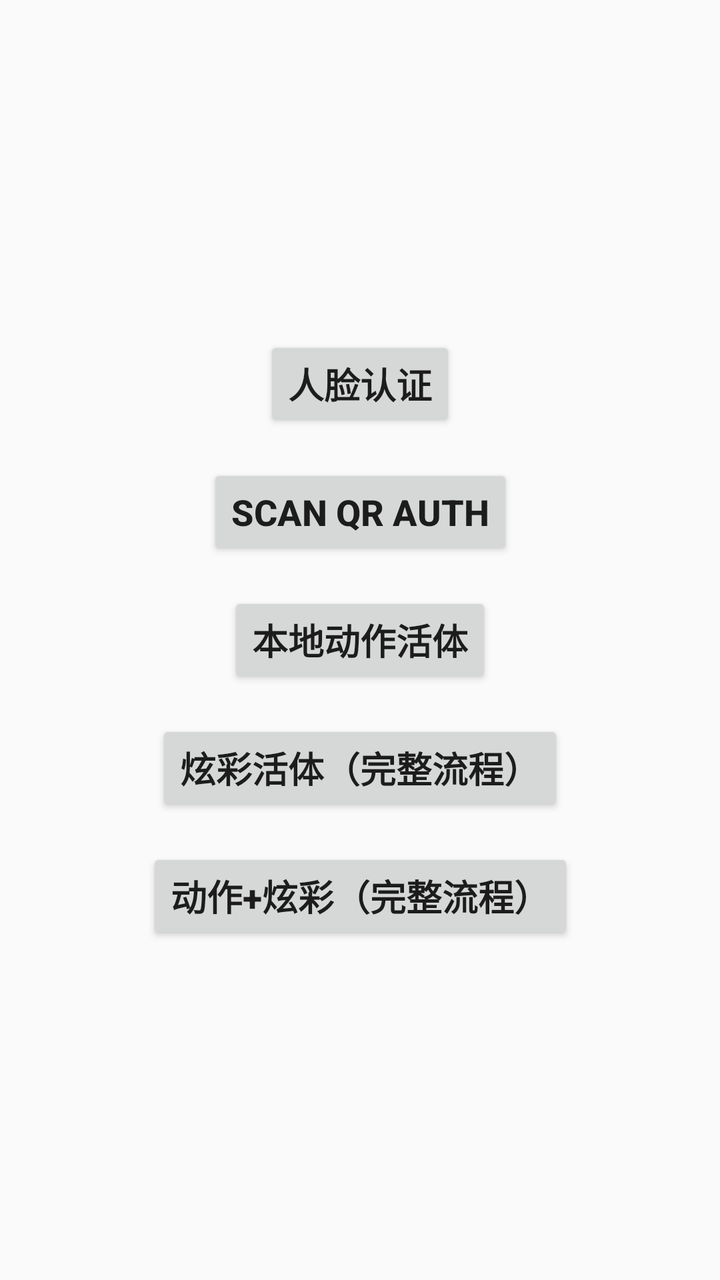
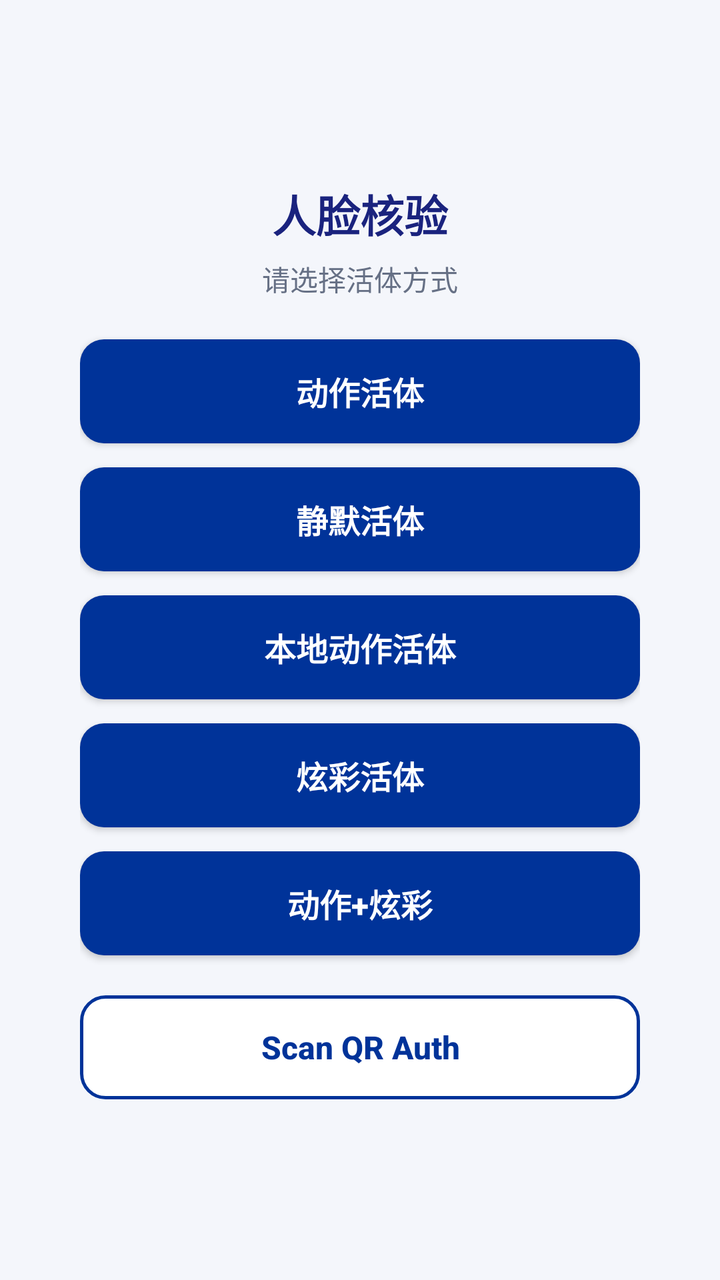

Two renders of the same Android screen: before a commit and after it. Below are the layout's source before the change and the commit's diff.
<!-- AndroidManifest.xml: application theme Theme.TestFace -->
<!-- res/layout/activity_main.xml -->
<?xml version="1.0" encoding="utf-8"?>
<androidx.constraintlayout.widget.ConstraintLayout xmlns:android="http://schemas.android.com/apk/res/android"
    xmlns:app="http://schemas.android.com/apk/res-auto"
    xmlns:tools="http://schemas.android.com/tools"
    android:id="@+id/main"
    android:layout_width="match_parent"
    android:layout_height="match_parent"
    tools:context=".MainActivity">

    <Button
        android:id="@+id/btTestFace"
        android:layout_width="wrap_content"
        android:layout_height="wrap_content"
        android:text="人脸认证"
        android:textStyle="bold"
        android:textSize="18sp"
        app:layout_constraintBottom_toTopOf="@+id/btScanAuth"
        app:layout_constraintEnd_toEndOf="parent"
        app:layout_constraintStart_toStartOf="parent"
        app:layout_constraintTop_toTopOf="parent"
        app:layout_constraintVertical_chainStyle="packed" />

    <Button
        android:id="@+id/btScanAuth"
        android:layout_width="wrap_content"
        android:layout_height="wrap_content"
        android:layout_marginTop="16dp"
        android:text="@string/scan_auth"
        android:textSize="18sp"
        android:textStyle="bold"
        app:layout_constraintBottom_toTopOf="@+id/btLocalFace"
        app:layout_constraintEnd_toEndOf="parent"
        app:layout_constraintStart_toStartOf="parent"
        app:layout_constraintTop_toBottomOf="@+id/btTestFace" />

    <Button
        android:id="@+id/btLocalFace"
        android:layout_width="wrap_content"
        android:layout_height="wrap_content"
        android:layout_marginTop="16dp"
        android:text="本地动作活体"
        android:textSize="18sp"
        android:textStyle="bold"
        app:layout_constraintBottom_toTopOf="@+id/btLocalLight"
        app:layout_constraintEnd_toEndOf="parent"
        app:layout_constraintStart_toStartOf="parent"
        app:layout_constraintTop_toBottomOf="@+id/btScanAuth" />

    <Button
        android:id="@+id/btLocalLight"
        android:layout_width="wrap_content"
        android:layout_height="wrap_content"
        android:layout_marginTop="16dp"
        android:text="炫彩活体（完整流程）"
        android:textSize="18sp"
        android:textStyle="bold"
        app:layout_constraintBottom_toTopOf="@+id/btLocalMotionLight"
        app:layout_constraintEnd_toEndOf="parent"
        app:layout_constraintStart_toStartOf="parent"
        app:layout_constraintTop_toBottomOf="@+id/btLocalFace" />

    <Button
        android:id="@+id/btLocalMotionLight"
        android:layout_width="wrap_content"
        android:layout_height="wrap_content"
        android:layout_marginTop="16dp"
        android:text="动作+炫彩（完整流程）"
        android:textSize="18sp"
        android:textStyle="bold"
        app:layout_constraintBottom_toBottomOf="parent"
        app:layout_constraintEnd_toEndOf="parent"
        app:layout_constraintStart_toStartOf="parent"
        app:layout_constraintTop_toBottomOf="@+id/btLocalLight" />

</androidx.constraintlayout.widget.ConstraintLayout>
<!-- resources referenced by this layout -->
<resources>
  <string name="scan_auth">Scan QR Auth</string>
  <style name="Theme.TestFace" parent="Base.Theme.TestFace" />
  <style name="Base.Theme.TestFace" parent="Theme.AppCompat.DayNight.NoActionBar">
          
          
      </style>
</resources>

<!-- the commit's change to res/layout/activity_main.xml (unified diff, before → after) -->
@@ -5,71 +5,72 @@
     android:id="@+id/main"
     android:layout_width="match_parent"
     android:layout_height="match_parent"
+    android:background="@color/home_bg"
     tools:context=".MainActivity">
 
-    <Button
-        android:id="@+id/btTestFace"
-        android:layout_width="wrap_content"
+    <LinearLayout
+        android:layout_width="0dp"
         android:layout_height="wrap_content"
-        android:text="人脸认证"
-        android:textStyle="bold"
-        android:textSize="18sp"
-        app:layout_constraintBottom_toTopOf="@+id/btScanAuth"
+        android:orientation="vertical"
+        android:paddingStart="40dp"
+        android:paddingEnd="40dp"
+        android:paddingTop="24dp"
+        android:paddingBottom="24dp"
+        app:layout_constraintBottom_toBottomOf="parent"
         app:layout_constraintEnd_toEndOf="parent"
         app:layout_constraintStart_toStartOf="parent"
         app:layout_constraintTop_toTopOf="parent"
-        app:layout_constraintVertical_chainStyle="packed" />
+        app:layout_constraintWidth_max="400dp">
 
-    <Button
-        android:id="@+id/btScanAuth"
-        android:layout_width="wrap_content"
-        android:layout_height="wrap_content"
-        android:layout_marginTop="16dp"
-        android:text="@string/scan_auth"
-        android:textSize="18sp"
-        android:textStyle="bold"
-        app:layout_constraintBottom_toTopOf="@+id/btLocalFace"
-        app:layout_constraintEnd_toEndOf="parent"
-        app:layout_constraintStart_toStartOf="parent"
-        app:layout_constraintTop_toBottomOf="@+id/btTestFace" />
+        <TextView
+            android:layout_width="match_parent"
+            android:layout_height="wrap_content"
+            android:gravity="center"
+            android:text="人脸核验"
+            android:textColor="@color/home_title"
+            android:textSize="22sp"
+            android:textStyle="bold" />
 
-    <Button
-        android:id="@+id/btLocalFace"
-        android:layout_width="wrap_content"
-        android:layout_height="wrap_content"
-        android:layout_marginTop="16dp"
-        android:text="本地动作活体"
-        android:textSize="18sp"
-        android:textStyle="bold"
-        app:layout_constraintBottom_toTopOf="@+id/btLocalLight"
-        app:layout_constraintEnd_toEndOf="parent"
-        app:layout_constraintStart_toStartOf="parent"
-        app:layout_constraintTop_toBottomOf="@+id/btScanAuth" />
+        <TextView
+            android:layout_width="match_parent"
+            android:layout_height="wrap_content"
+            android:layout_marginTop="6dp"
+            android:layout_marginBottom="20dp"
+            android:gravity="center"
+            android:text="请选择活体方式"
+            android:textColor="@color/home_subtitle"
+            android:textSize="14sp" />
 
-    <Button
-        android:id="@+id/btLocalLight"
-        android:layout_width="wrap_content"
-        android:layout_height="wrap_content"
-        android:layout_marginTop="16dp"
-        android:text="炫彩活体（完整流程）"
-        android:textSize="18sp"
-        android:textStyle="bold"
-        app:layout_constraintBottom_toTopOf="@+id/btLocalMotionLight"
-        app:layout_constraintEnd_toEndOf="parent"
-        app:layout_constraintStart_toStartOf="parent"
-        app:layout_constraintTop_toBottomOf="@+id/btLocalFace" />
+        <Button
+            android:id="@+id/btTestFace"
+            style="@style/HomeEntryButton"
+            android:layout_marginTop="0dp"
+            android:text="动作活体" />
 
-    <Button
-        android:id="@+id/btLocalMotionLight"
-        android:layout_width="wrap_content"
-        android:layout_height="wrap_content"
-        android:layout_marginTop="16dp"
-        android:text="动作+炫彩（完整流程）"
-        android:textSize="18sp"
-        android:textStyle="bold"
-        app:layout_constraintBottom_toBottomOf="parent"
-        app:layout_constraintEnd_toEndOf="parent"
-        app:layout_constraintStart_toStartOf="parent"
-        app:layout_constraintTop_toBottomOf="@+id/btLocalLight" />
+        <Button
+            android:id="@+id/btSilentFace"
+            style="@style/HomeEntryButton"
+            android:text="静默活体" />
+
+        <Button
+            android:id="@+id/btLocalFace"
+            style="@style/HomeEntryButton"
+            android:text="本地动作活体" />
+
+        <Button
+            android:id="@+id/btLocalLight"
+            style="@style/HomeEntryButton"
+            android:text="炫彩活体" />
+
+        <Button
+            android:id="@+id/btLocalMotionLight"
+            style="@style/HomeEntryButton"
+            android:text="动作+炫彩" />
+
+        <Button
+            android:id="@+id/btScanAuth"
+            style="@style/HomeEntryButton.Outline"
+            android:text="@string/scan_auth" />
+    </LinearLayout>
 
 </androidx.constraintlayout.widget.ConstraintLayout>
<!-- resource entries referenced after the edit -->
@@ -1,10 +1,73 @@
 <!-- resources referenced by this layout -->
 <resources>
+  <color name="home_bg">#F4F6FB</color>
+  <color name="home_subtitle">#667085</color>
+  <color name="home_title">#1A237E</color>
   <string name="scan_auth">Scan QR Auth</string>
+  <style name="HomeEntryButton">
+          <item name="android:layout_width">match_parent</item>
+          <item name="android:layout_height">52dp</item>
+          <item name="android:layout_marginTop">12dp</item>
+          <item name="android:background">@drawable/btn_home_primary</item>
+          <item name="android:textColor">@color/white</item>
+          <item name="android:textSize">16sp</item>
+          <item name="android:textStyle">bold</item>
+          <item name="android:textAllCaps">false</item>
+          <item name="android:gravity">center</item>
+          <item name="android:elevation">2dp</item>
+          <item name="android:stateListAnimator">@null</item>
+          <item name="android:insetTop">0dp</item>
+          <item name="android:insetBottom">0dp</item>
+          <item name="backgroundTint">@null</item>
+      </style>
+  <style name="HomeEntryButton.Outline">
+          <item name="android:background">@drawable/btn_home_outline</item>
+          <item name="android:textColor">@color/home_btn_primary</item>
+          <item name="android:elevation">0dp</item>
+          <item name="android:layout_marginTop">20dp</item>
+      </style>
   <style name="Theme.TestFace" parent="Base.Theme.TestFace" />
+  <!-- drawable btn_home_primary (drawable) -->
+  <?xml version="1.0" encoding="utf-8"?>
+  <selector xmlns:android="http://schemas.android.com/apk/res/android">
+      <item android:state_pressed="true">
+          <shape android:shape="rectangle">
+              <solid android:color="@color/home_btn_primary_pressed" />
+              <corners android:radius="12dp" />
+          </shape>
+      </item>
+      <item>
+          <shape android:shape="rectangle">
+              <solid android:color="@color/home_btn_primary" />
+              <corners android:radius="12dp" />
+          </shape>
+      </item>
+  </selector>
+  <color name="white">#FFFFFFFF</color>
+  <!-- drawable btn_home_outline (drawable) -->
+  <?xml version="1.0" encoding="utf-8"?>
+  <selector xmlns:android="http://schemas.android.com/apk/res/android">
+      <item android:state_pressed="true">
+          <shape android:shape="rectangle">
+              <solid android:color="@color/home_btn_outline_pressed" />
+              <stroke android:width="1.5dp" android:color="@color/home_btn_primary" />
+              <corners android:radius="12dp" />
+          </shape>
+      </item>
+      <item>
+          <shape android:shape="rectangle">
+              <solid android:color="@color/white" />
+              <stroke android:width="1.5dp" android:color="@color/home_btn_primary" />
+              <corners android:radius="12dp" />
+          </shape>
+      </item>
+  </selector>
+  <color name="home_btn_primary">#003399</color>
   <style name="Base.Theme.TestFace" parent="Theme.AppCompat.DayNight.NoActionBar">
           
           
       </style>
+  <color name="home_btn_primary_pressed">#002266</color>
+  <color name="home_btn_outline_pressed">#E6F0FF</color>
 </resources>
 
